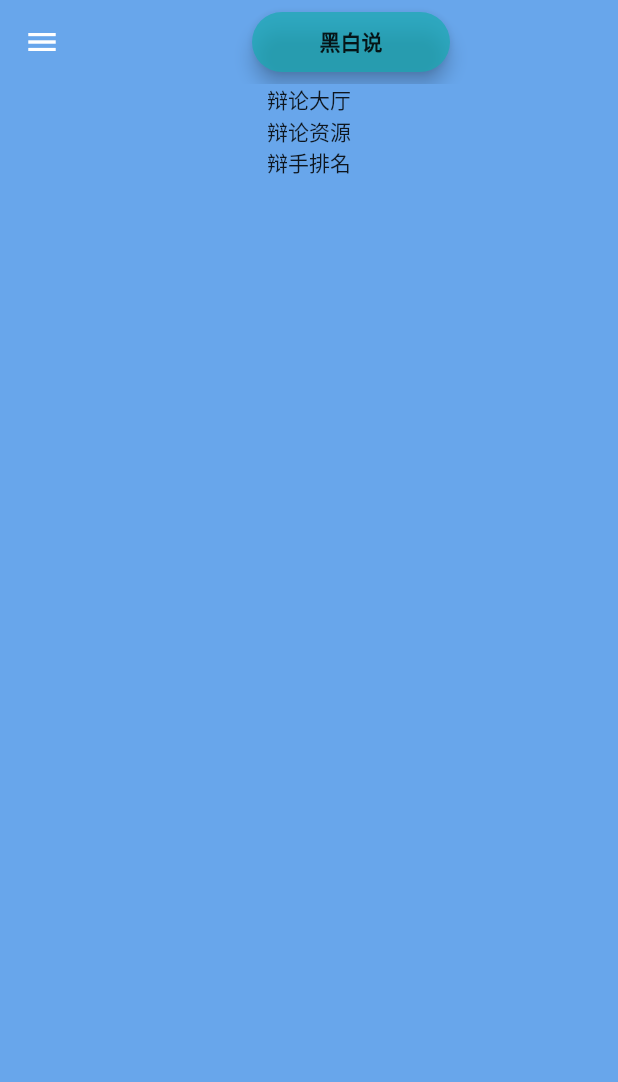
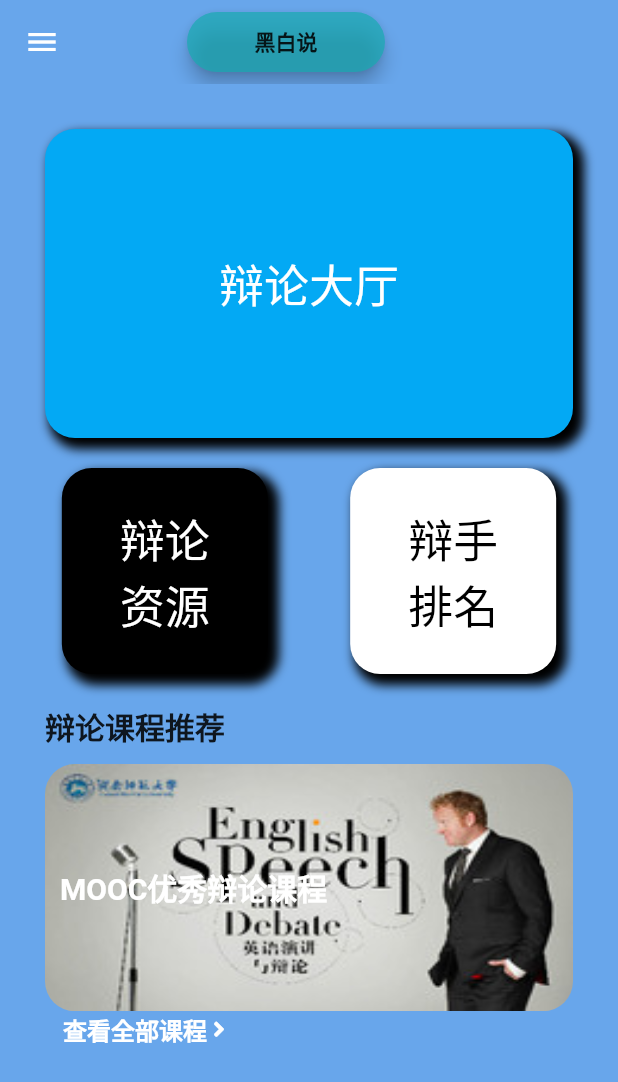
Before and after one commit to ilovcoding/black_white_talk, a Flutter app: the Home screen opened by its route, on a phone screen of 412 x 824 dp. Shown: the top 1082 px of the screen. Run offline on Flutter 3.47's test engine with Material 2 defaults, Android fonts, the phone set to English and light mode, and no system bars; drawn by our look-alikes of oktoast; our stand-ins replace flutter_svg, flutter_swiper, font_awesome_flutter; Roboto replaces fonts that are missing (MaShanZheng, 楷书).

Commit message:
feat:完成一半的页面

```diff
--- a/lib/config/router.dart
+++ b/lib/config/router.dart
@@ -1,21 +1,19 @@
-// import 'package:coursetable/pages/Course/Course.dart';
-// import 'package:coursetable/pages/Course/CourseInfo/ClassMent/ClassMent.dart';
-// import 'package:coursetable/pages/Course/CourseInfo/CourseInfo.dart';
-// import 'package:coursetable/pages/Index.dart';
-// import 'package:coursetable/pages/login/Login.dart';
-// import 'package:coursetable/pages/login/OALogin.dart';
 import 'package:black_white_talk/components/Loading/Loading.dart';
+import 'package:black_white_talk/pages/Collection/Collectiuon.dart';
+import 'package:black_white_talk/pages/Create/Create.dart';
+import 'package:black_white_talk/pages/DebateFriend/DebateFriend.dart';
+import 'package:black_white_talk/pages/DebateLife/DebateLife.dart';
 import 'package:black_white_talk/pages/Home/Home.dart';
 import 'package:flutter/cupertino.dart';
 import 'package:flutter/material.dart';
 
 class RouteName {
   static const String login = 'login';
-  static const String oaLogin = 'oalogin';
   static const String home = '/';
-  static const String course = 'course';
-  static const String courseInfo = 'course/info';
-  static const String courseInfoClassment = 'course/info/classment';
+  static const String debateFriend = '/debatefriend';
+  static const String debateLife = '/debatelife';
+  static const String collection = '/collection';
+  static const String create = '/create';
 }
 
 class Router {
@@ -25,22 +23,22 @@ class Router {
         return MaterialPageRoute(builder: (_) => Home());
       case RouteName.login:
         return MaterialPageRoute(builder: (_) => Loading());
-      // case RouteName.oaLogin:
-      //   return MaterialPageRoute(builder: (_) => OALogin());
-      // case RouteName.course:
-      //   return MaterialPageRoute(builder: (_) => Course());
-      // case RouteName.courseInfo:
-      //   return MaterialPageRoute(
-      //       builder: (context) => CourseInfo(arguments: settings.arguments));
-      // case RouteName.courseInfoClassment:
-      //   return MaterialPageRoute(builder: (_) => ClassMent());
+      case RouteName.debateFriend:
+        return MaterialPageRoute(builder: (_) => DebateFriend());
+      case RouteName.debateLife:
+        return MaterialPageRoute(builder: (_) => DebateLife());
+      case RouteName.collection:
+        return MaterialPageRoute(builder: (_) => Collection());
+      case RouteName.create:
+        return MaterialPageRoute(builder: (_) => Create());
       default:
         return MaterialPageRoute(
-            builder: (_) => Scaffold(
-                  body: Center(
-                    child: Text('The page ${settings.name} is  not found'),
-                  ),
-                ));
+          builder: (_) => Scaffold(
+            body: Center(
+              child: Text('The page ${settings.name} is  not found'),
+            ),
+          ),
+        );
     }
   }
 }
--- a/lib/main.dart
+++ b/lib/main.dart
@@ -41,7 +41,7 @@ class MyApp extends StatelessWidget {
             // @test
             return OKToast(
                 child: MaterialApp(
-              title: '工大学子',
+              title: '黑白说',
               theme: ThemeData(
                 primarySwatch: Colors.blue,
                 fontFamily: "MaShanZheng",
--- a/lib/pages/Home/Home.dart
+++ b/lib/pages/Home/Home.dart
@@ -1,3 +1,5 @@
+import 'package:black_white_talk/config/router.dart';
+import 'package:black_white_talk/static/Assets.dart';
 import 'package:black_white_talk/utils/ColorsUtils.dart';
 import 'package:flutter/material.dart';
 import 'package:font_awesome_flutter/font_awesome_flutter.dart';
@@ -14,6 +16,7 @@ class _HomeState extends State<Home> {
     return Scaffold(
       key: _scaffoldKey,
       appBar: AppBar(
+        titleSpacing: MediaQuery.of(context).size.width / 6.0,
         elevation: 0,
         backgroundColor: ColorsUtil.hexColor(0x2a82e4),
         leading: IconButton(
@@ -22,8 +25,7 @@ class _HomeState extends State<Home> {
             _scaffoldKey.currentState.openDrawer();
           },
         ),
-          title: Center(
-              child: Container(
+        title: Container(
           decoration: BoxDecoration(
               borderRadius: BorderRadius.all(Radius.circular(12.0))),
           child: RaisedButton(
@@ -42,7 +44,7 @@ class _HomeState extends State<Home> {
             color: ColorsUtil.hexColor(0x17abb1),
             onPressed: () {},
           ),
-          )),
+        ),
       ),
       drawer: Drawer(
         child: Column(
@@ -90,19 +92,31 @@ class _HomeState extends State<Home> {
                   ListTile(
                     title: Text('以辩会友'),
                     leading: Icon(FontAwesomeIcons.userPlus),
+                    onTap: () {
+                      Navigator.pushNamed(context, RouteName.debateFriend);
+                    },
                   ),
                   ListTile(
                     title: Text('辩手生涯'),
                     leading: Icon(FontAwesomeIcons.idCard),
+                    onTap: () {
+                      Navigator.pushNamed(context, RouteName.debateLife);
+                    },
                   ),
                   ListTile(
                     title: Text('辩题征集'),
                     leading: Icon(FontAwesomeIcons.bookmark),
+                    onTap: () {
+                      Navigator.pushNamed(context, RouteName.collection);
+                    },
                   ),
                   // Expanded()
                   ListTile(
                     title: Text('自建队伍'),
                     leading: Icon(FontAwesomeIcons.allergies),
+                    onTap: () {
+                      Navigator.pushNamed(context, RouteName.create);
+                    },
                   ),
                   SizedBox(
                     height: 30,
@@ -134,18 +148,131 @@ class _HomeState extends State<Home> {
         ),
       ),
       body: Container(
+        padding: EdgeInsets.all(30.0),
         decoration: BoxDecoration(color: ColorsUtil.hexColor(0x2a82e4)),
         child: ListView(
           children: <Widget>[
-              Column(
+            // Column(
+            //   children: <Widget>[
+            Container(
+              height: MediaQuery.of(context).size.height / 4.0,
+              decoration: BoxDecoration(
+                color: Colors.lightBlue,
+                borderRadius: BorderRadius.all(Radius.circular(20.0)),
+                boxShadow: <BoxShadow>[
+                  BoxShadow(
+                      blurRadius: 5.0,
+                      offset: Offset(5.0, 5.0),
+                      spreadRadius: 2.0)
+                ],
+              ),
+              child: Center(
+                child: Text(
+                  '辩论大厅',
+                  style: TextStyle(color: Colors.white, fontSize: 30),
+                ),
+              ),
+            ),
+            SizedBox(
+              height: 20.0,
+            ),
+            Row(
+              mainAxisAlignment: MainAxisAlignment.spaceAround,
               children: <Widget>[
-                  Text('辩论大厅'),
-                  Text('辩论资源'),
-                  Text('辩手排名'),
+                Container(
+                  height: MediaQuery.of(context).size.height / 6.0,
+                  width: MediaQuery.of(context).size.height / 6.0,
+                  decoration: BoxDecoration(
+                    color: Colors.black,
+                    borderRadius: BorderRadius.all(Radius.circular(20.0)),
+                    boxShadow: <BoxShadow>[
+                      BoxShadow(
+                          blurRadius: 5.0,
+                          offset: Offset(5.0, 5.0),
+                          spreadRadius: 2.0)
                     ],
+                  ),
+                  child: Center(
+                      child: Text(
+                    '辩论\n资源',
+                    style: TextStyle(color: Colors.white, fontSize: 30),
+                  )),
+                ),
+                SizedBox(
+                  width: 10.0,
+                ),
+                Container(
+                  height: MediaQuery.of(context).size.height / 6.0,
+                  width: MediaQuery.of(context).size.height / 6.0,
+                  decoration: BoxDecoration(
+                    color: Colors.white,
+                    borderRadius: BorderRadius.all(Radius.circular(20.0)),
+                    boxShadow: <BoxShadow>[
+                      BoxShadow(
+                          blurRadius: 5.0,
+                          offset: Offset(5.0, 5.0),
+                          spreadRadius: 2.0)
+                    ],
+                  ),
+                  child: Center(
+                      child: Text(
+                    '辩手\n排名',
+                    style: TextStyle(color: Colors.black, fontSize: 30),
+                  )),
                 ),
               ],
             ),
-        ));
+            SizedBox(
+              height: 20,
+            ),
+            Text(
+              "辩论课程推荐",
+              style: TextStyle(
+                fontWeight: FontWeight.bold,
+                fontSize: 20,
+              ),
+            ),
+            SizedBox(
+              height: 10,
+            ),
+            Container(
+              alignment: Alignment.centerLeft,
+              height: MediaQuery.of(context).size.height / 5.0,
+              decoration: BoxDecoration(
+                image: lessonbg,
+                borderRadius: BorderRadius.all(Radius.circular(20.0)),
+              ),
+              child: Text(
+                '  MOOC优秀辩论课程',
+                style: TextStyle(
+                    color: Colors.white,
+                    fontWeight: FontWeight.bold,
+                    fontSize: 20,
+                    fontFamily: "楷书"),
+              ),
+            ),
+            Row(
+              children: <Widget>[
+                Text(
+                  '   查看全部课程',
+                  style: TextStyle(
+                      color: Colors.white,
+                      fontWeight: FontWeight.bold,
+                      fontSize: 16,
+                      fontFamily: "楷书"),
+                ),
+                Icon(
+                  FontAwesomeIcons.angleRight,
+                  color: Colors.white,
+                  size: 16,
+                )
+              ],
+            )
+          ],
+        ),
+        //   ],
+        // ),
+      ),
+    );
   }
 }
--- a/lib/static/Assets.dart
+++ b/lib/static/Assets.dart
@@ -13,6 +13,10 @@ DecorationImage loadingImage170 = DecorationImage(
   image: AssetImage('assets/images/loading170.png'),
   fit: BoxFit.fill,
 );
+DecorationImage lessonbg = DecorationImage(
+  image: AssetImage('assets/images/lessonbg.jpg'),
+  fit: BoxFit.fill,
+);
 DecorationImage login_bg = DecorationImage(
   image: AssetImage("assets/images/login-bg.jpg"),
   fit: BoxFit.cover,
@@ -21,3 +25,18 @@ SvgPicture handPointUp = new SvgPicture.asset(
   "assets/images/loadingPoint.svg",
   color: Colors.grey,
 );
+DecorationImage user_avatar = DecorationImage(
+  image: AssetImage("assets/images/user_avatar.png"),
+  fit: BoxFit.cover,
+);
+DecorationImage user_avatar2 = DecorationImage(
+  image: AssetImage("assets/images/user_avatar2.png"),
+  fit: BoxFit.cover,
+);
+
+List<String> images = <String>[
+  "assets/images/drawer.png",
+  "assets/images/user_avatar.png",
+  "assets/images/user_avatar2.png",
+  "assets/images/loading170.png"
+];
```
Also changed, not shown: lib/pages/Collection/Collectiuon.dart (added, +89 -0 lines), lib/pages/Create/Create.dart (added, +91 -0 lines), lib/pages/DebateFriend/DebateFriend.dart (added, +163 -0 lines), lib/pages/DebateLife/DebateLife.dart (added, +171 -0 lines), pubspec.yaml (+19 -0 lines), assets/fonts/Chilanka-Regular.ttf (added), assets/fonts/webfont.ttf (added), assets/images/lessonbg.jpg (added), assets/images/user_avatar.png (added), assets/images/user_avatar2.png (added), pubspec.lock, 3 other files. Lines whose indentation alone changed are shown as unchanged.
